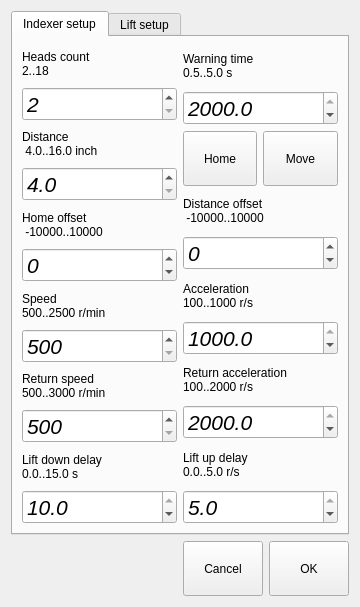
Above: indexersettingdialog.ui from mishkoLitvin/L_Aries-progect before the change. Below: the same form after it.
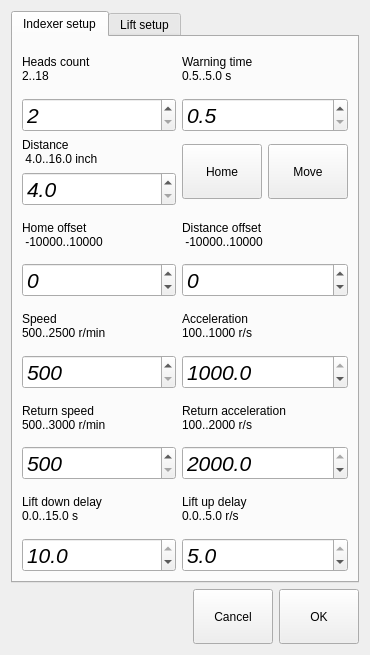
That is the form after the change. The open tabs and pages were chosen to show the change.

```diff
--- a/indexersettingdialog.ui
+++ b/indexersettingdialog.ui
@@ -6,8 +6,8 @@
    <rect>
     <x>0</x>
     <y>0</y>
-    <width>360</width>
-    <height>607</height>
+    <width>370</width>
+    <height>655</height>
    </rect>
   </property>
   <property name="windowTitle">
@@ -25,10 +25,6 @@
       </attribute>
       <layout class="QGridLayout" name="gridLayout">
        <item row="0" column="0">
-        <layout class="QHBoxLayout" name="horizontalLayout_4" stretch="1,1">
-         <item>
-          <layout class="QVBoxLayout" name="verticalLayout_19">
-           <item>
             <layout class="QVBoxLayout" name="verticalLayout_17">
              <item>
               <widget class="QLabel" name="label_14">
@@ -59,7 +55,44 @@
              </item>
             </layout>
            </item>
+       <item row="0" column="1">
+        <layout class="QVBoxLayout" name="verticalLayout_16">
            <item>
+          <widget class="QLabel" name="label_13">
+           <property name="text">
+            <string>Warning time
+0.5..5.0 s</string>
+           </property>
+          </widget>
+         </item>
+         <item>
+          <widget class="QDoubleSpinBox" name="dSpinBoxWarningTime">
+           <property name="font">
+            <font>
+             <pointsize>16</pointsize>
+             <italic>true</italic>
+            </font>
+           </property>
+           <property name="decimals">
+            <number>1</number>
+           </property>
+           <property name="minimum">
+            <double>0.500000000000000</double>
+           </property>
+           <property name="maximum">
+            <double>5.000000000000000</double>
+           </property>
+           <property name="singleStep">
+            <double>0.500000000000000</double>
+           </property>
+           <property name="value">
+            <double>0.500000000000000</double>
+           </property>
+          </widget>
+         </item>
+        </layout>
+       </item>
+       <item row="1" column="0">
             <layout class="QVBoxLayout" name="verticalLayout_18">
              <item>
               <widget class="QLabel" name="label_15">
@@ -93,7 +126,37 @@
              </item>
             </layout>
            </item>
+       <item row="1" column="1">
+        <layout class="QHBoxLayout" name="horizontalLayout_3">
            <item>
+          <widget class="QPushButton" name="pushButton_3">
+           <property name="minimumSize">
+            <size>
+             <width>65</width>
+             <height>55</height>
+            </size>
+           </property>
+           <property name="text">
+            <string>Home</string>
+           </property>
+          </widget>
+         </item>
+         <item>
+          <widget class="QPushButton" name="pushButton_4">
+           <property name="minimumSize">
+            <size>
+             <width>65</width>
+             <height>55</height>
+            </size>
+           </property>
+           <property name="text">
+            <string>Move</string>
+           </property>
+          </widget>
+         </item>
+        </layout>
+       </item>
+       <item row="2" column="0">
             <layout class="QVBoxLayout" name="verticalLayout_8">
              <item>
               <widget class="QLabel" name="label_5">
@@ -124,7 +187,38 @@
              </item>
             </layout>
            </item>
+       <item row="2" column="1">
+        <layout class="QVBoxLayout" name="verticalLayout_9">
            <item>
+          <widget class="QLabel" name="label_6">
+           <property name="text">
+            <string>Distance offset 
+ -10000..10000</string>
+           </property>
+          </widget>
+         </item>
+         <item>
+          <widget class="QSpinBox" name="spinBoxIndexDistanceOffcet">
+           <property name="font">
+            <font>
+             <pointsize>16</pointsize>
+             <italic>true</italic>
+            </font>
+           </property>
+           <property name="minimum">
+            <number>-10000</number>
+           </property>
+           <property name="maximum">
+            <number>10000</number>
+           </property>
+           <property name="singleStep">
+            <number>100</number>
+           </property>
+          </widget>
+         </item>
+        </layout>
+       </item>
+       <item row="3" column="0">
             <layout class="QVBoxLayout" name="verticalLayout_10">
              <item>
               <widget class="QLabel" name="label_7">
@@ -155,7 +249,44 @@
              </item>
             </layout>
            </item>
+       <item row="3" column="1">
+        <layout class="QVBoxLayout" name="verticalLayout_12">
            <item>
+          <widget class="QLabel" name="label_9">
+           <property name="text">
+            <string>Acceleration 
+100..1000 r/s</string>
+           </property>
+          </widget>
+         </item>
+         <item>
+          <widget class="QDoubleSpinBox" name="dSpinBoxIndexAccel">
+           <property name="font">
+            <font>
+             <pointsize>16</pointsize>
+             <italic>true</italic>
+            </font>
+           </property>
+           <property name="decimals">
+            <number>1</number>
+           </property>
+           <property name="minimum">
+            <double>100.000000000000000</double>
+           </property>
+           <property name="maximum">
+            <double>1000.000000000000000</double>
+           </property>
+           <property name="singleStep">
+            <double>100.000000000000000</double>
+           </property>
+           <property name="value">
+            <double>1000.000000000000000</double>
+           </property>
+          </widget>
+         </item>
+        </layout>
+       </item>
+       <item row="4" column="0">
             <layout class="QVBoxLayout" name="verticalLayout_11">
              <item>
               <widget class="QLabel" name="label_8">
@@ -186,7 +317,44 @@
              </item>
             </layout>
            </item>
+       <item row="4" column="1">
+        <layout class="QVBoxLayout" name="verticalLayout_13">
            <item>
+          <widget class="QLabel" name="label_10">
+           <property name="text">
+            <string>Return acceleration 
+100..2000 r/s</string>
+           </property>
+          </widget>
+         </item>
+         <item>
+          <widget class="QDoubleSpinBox" name="dSpinBoxIndexAccelRet">
+           <property name="font">
+            <font>
+             <pointsize>16</pointsize>
+             <italic>true</italic>
+            </font>
+           </property>
+           <property name="decimals">
+            <number>1</number>
+           </property>
+           <property name="minimum">
+            <double>100.000000000000000</double>
+           </property>
+           <property name="maximum">
+            <double>2000.000000000000000</double>
+           </property>
+           <property name="singleStep">
+            <double>100.000000000000000</double>
+           </property>
+           <property name="value">
+            <double>2000.000000000000000</double>
+           </property>
+          </widget>
+         </item>
+        </layout>
+       </item>
+       <item row="5" column="0">
             <layout class="QVBoxLayout" name="verticalLayout_14">
              <item>
               <widget class="QLabel" name="label_11">
@@ -223,183 +391,7 @@
              </item>
             </layout>
            </item>
-          </layout>
-         </item>
-         <item>
-          <layout class="QVBoxLayout" name="verticalLayout_20">
-           <item>
-            <layout class="QVBoxLayout" name="verticalLayout_16">
-             <item>
-              <widget class="QLabel" name="label_13">
-               <property name="text">
-                <string>Warning time
-0.5..5.0 s</string>
-               </property>
-              </widget>
-             </item>
-             <item>
-              <widget class="QDoubleSpinBox" name="dSpinBoxWarningTime">
-               <property name="font">
-                <font>
-                 <pointsize>16</pointsize>
-                 <italic>true</italic>
-                </font>
-               </property>
-               <property name="decimals">
-                <number>1</number>
-               </property>
-               <property name="minimum">
-                <double>100.000000000000000</double>
-               </property>
-               <property name="maximum">
-                <double>2000.000000000000000</double>
-               </property>
-               <property name="singleStep">
-                <double>100.000000000000000</double>
-               </property>
-               <property name="value">
-                <double>2000.000000000000000</double>
-               </property>
-              </widget>
-             </item>
-            </layout>
-           </item>
-           <item>
-            <layout class="QHBoxLayout" name="horizontalLayout_3">
-             <item>
-              <widget class="QPushButton" name="pushButton_3">
-               <property name="minimumSize">
-                <size>
-                 <width>65</width>
-                 <height>55</height>
-                </size>
-               </property>
-               <property name="text">
-                <string>Home</string>
-               </property>
-              </widget>
-             </item>
-             <item>
-              <widget class="QPushButton" name="pushButton_4">
-               <property name="minimumSize">
-                <size>
-                 <width>65</width>
-                 <height>55</height>
-                </size>
-               </property>
-               <property name="text">
-                <string>Move</string>
-               </property>
-              </widget>
-             </item>
-            </layout>
-           </item>
-           <item>
-            <layout class="QVBoxLayout" name="verticalLayout_9">
-             <item>
-              <widget class="QLabel" name="label_6">
-               <property name="text">
-                <string>Distance offset 
- -10000..10000</string>
-               </property>
-              </widget>
-             </item>
-             <item>
-              <widget class="QSpinBox" name="spinBoxIndexDistanceOffcet">
-               <property name="font">
-                <font>
-                 <pointsize>16</pointsize>
-                 <italic>true</italic>
-                </font>
-               </property>
-               <property name="minimum">
-                <number>-10000</number>
-               </property>
-               <property name="maximum">
-                <number>10000</number>
-               </property>
-               <property name="singleStep">
-                <number>100</number>
-               </property>
-              </widget>
-             </item>
-            </layout>
-           </item>
-           <item>
-            <layout class="QVBoxLayout" name="verticalLayout_12">
-             <item>
-              <widget class="QLabel" name="label_9">
-               <property name="text">
-                <string>Acceleration 
-100..1000 r/s</string>
-               </property>
-              </widget>
-             </item>
-             <item>
-              <widget class="QDoubleSpinBox" name="dSpinBoxIndexAccel">
-               <property name="font">
-                <font>
-                 <pointsize>16</pointsize>
-                 <italic>true</italic>
-                </font>
-               </property>
-               <property name="decimals">
-                <number>1</number>
-               </property>
-               <property name="minimum">
-                <double>100.000000000000000</double>
-               </property>
-               <property name="maximum">
-                <double>1000.000000000000000</double>
-               </property>
-               <property name="singleStep">
-                <double>100.000000000000000</double>
-               </property>
-               <property name="value">
-                <double>1000.000000000000000</double>
-               </property>
-              </widget>
-             </item>
-            </layout>
-           </item>
-           <item>
-            <layout class="QVBoxLayout" name="verticalLayout_13">
-             <item>
-              <widget class="QLabel" name="label_10">
-               <property name="text">
-                <string>Return acceleration 
-100..2000 r/s</string>
-               </property>
-              </widget>
-             </item>
-             <item>
-              <widget class="QDoubleSpinBox" name="dSpinBoxIndexAccelRet">
-               <property name="font">
-                <font>
-                 <pointsize>16</pointsize>
-                 <italic>true</italic>
-                </font>
-               </property>
-               <property name="decimals">
-                <number>1</number>
-               </property>
-               <property name="minimum">
-                <double>100.000000000000000</double>
-               </property>
-               <property name="maximum">
-                <double>2000.000000000000000</double>
-               </property>
-               <property name="singleStep">
-                <double>100.000000000000000</double>
-               </property>
-               <property name="value">
-                <double>2000.000000000000000</double>
-               </property>
-              </widget>
-             </item>
-            </layout>
-           </item>
-           <item>
+       <item row="5" column="1">
             <layout class="QVBoxLayout" name="verticalLayout_15">
              <item>
               <widget class="QLabel" name="label_12">
@@ -437,10 +429,6 @@
             </layout>
            </item>
           </layout>
-         </item>
-        </layout>
-       </item>
-      </layout>
      </widget>
      <widget class="QWidget" name="LiftTab">
       <attribute name="title">
```
Left out of the diff: 166 changed lines with no effect on the pictures. Lines whose indentation alone changed are shown as unchanged.
